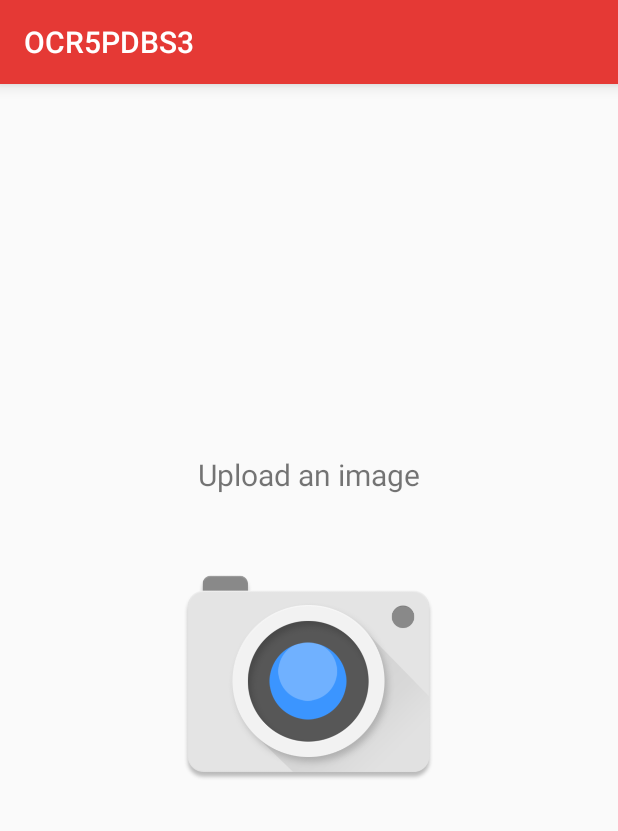
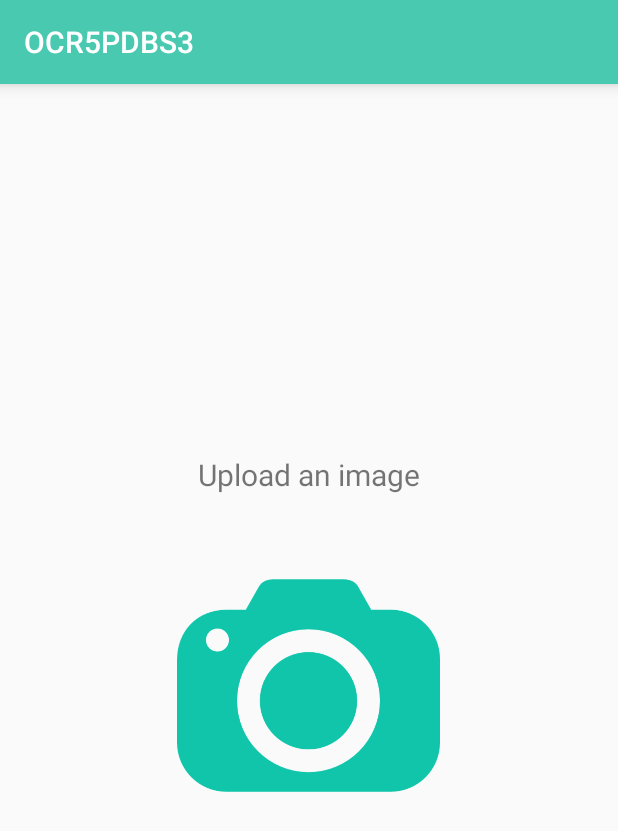
Before and after one commit to sudopower/OCR5PDBS3, an Android app: the screen it shows after launch (MainActivity), on a phone screen of 412 x 824 dp. Shown: the top 831 px of the screen. Run offline under Robolectric (Android 15) with nearby library versions, the phone set to English and light mode, and no system bars.

Commit message:
Android App Ready

```diff
--- a/app/src/main/res/layout/activity_main.xml
+++ b/app/src/main/res/layout/activity_main.xml
@@ -33,7 +33,7 @@
         <ImageView
             android:layout_width="175dp"
             android:layout_height="247dp"
-            android:src="@drawable/camera"
-            android:contentDescription="@string/camera" />
+            android:contentDescription="@string/camera"
+            android:src="@drawable/back" />
     </LinearLayout>
 </RelativeLayout>
--- a/app/src/main/res/values/colors.xml
+++ b/app/src/main/res/values/colors.xml
@@ -1,7 +1,7 @@
 <?xml version="1.0" encoding="utf-8"?>
 <resources>
-    <color name="colorPrimary">#e53935</color>
-    <color name="colorPrimaryDark">#D32F2F</color>
+    <color name="colorPrimary">#48C9B0</color>
+    <color name="colorPrimaryDark">#117A65</color>
     <color name="colorAccent">#FFC107</color>
     <color name="colorTitle">#FFFFFF</color>
 </resources>
--- a/build.gradle
+++ b/build.gradle
@@ -5,7 +5,7 @@ buildscript {
         jcenter()
     }
     dependencies {
-        classpath 'com.android.tools.build:gradle:2.2.2'
+        classpath 'com.android.tools.build:gradle:3.0.1'
 
         // NOTE: Do not place your application dependencies here; they belong
         // in the individual module build.gradle files
```
Also changed, not shown: app/src/main/ic_launcher-web.png (added), app/src/main/res/drawable/back.gif (added), app/src/main/res/mipmap-hdpi/ic_launcher.png, app/src/main/res/mipmap-mdpi/ic_launcher.png, app/src/main/res/mipmap-xhdpi/ic_launcher.png, app/src/main/res/mipmap-xxhdpi/ic_launcher.png, app/src/main/res/mipmap-xxxhdpi/ic_launcher.png, gradle/wrapper/gradle-wrapper.properties.
